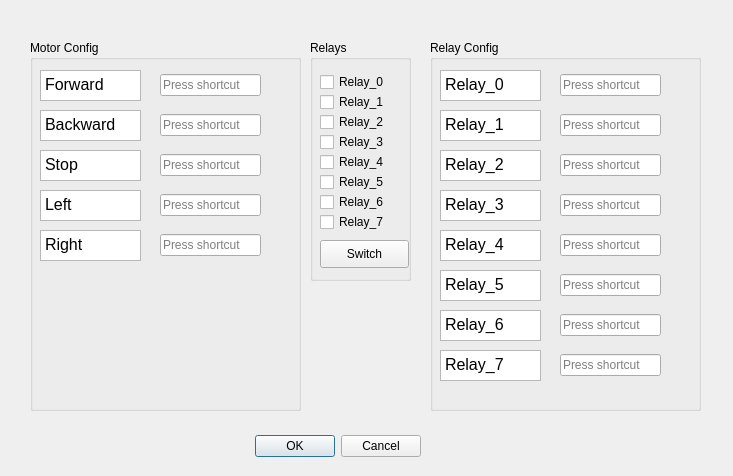
First picture: the form in ui/control_config.ui, repository jruelli/pluto_control, before the edit.
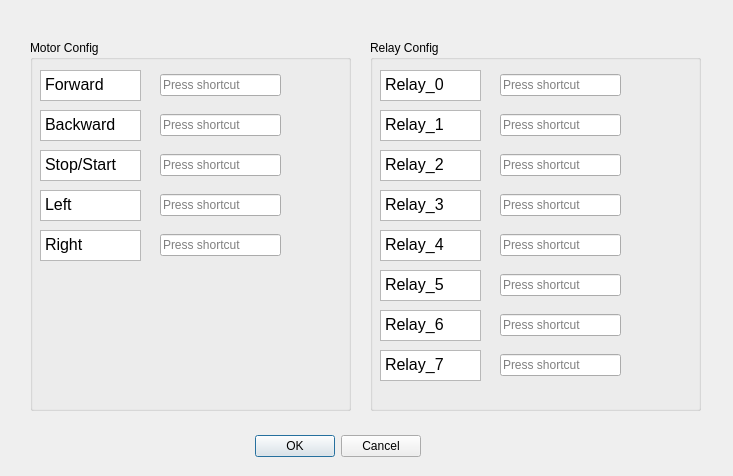
Second picture: the form after the edit.

Commit message: load & save keys for movement keys and relays

```diff
--- a/ui/control_config.ui
+++ b/ui/control_config.ui
@@ -34,7 +34,7 @@
     <rect>
      <x>30</x>
      <y>40</y>
-     <width>271</width>
+     <width>321</width>
      <height>371</height>
     </rect>
    </property>
@@ -66,7 +66,7 @@
      <rect>
       <x>130</x>
       <y>70</y>
-      <width>101</width>
+      <width>121</width>
       <height>31</height>
      </rect>
     </property>
@@ -116,7 +116,7 @@
      <rect>
       <x>130</x>
       <y>150</y>
-      <width>101</width>
+      <width>121</width>
       <height>31</height>
      </rect>
     </property>
@@ -126,7 +126,7 @@
      <rect>
       <x>130</x>
       <y>190</y>
-      <width>101</width>
+      <width>121</width>
       <height>31</height>
      </rect>
     </property>
@@ -156,7 +156,7 @@
      <rect>
       <x>130</x>
       <y>30</y>
-      <width>101</width>
+      <width>121</width>
       <height>31</height>
      </rect>
     </property>
@@ -166,7 +166,7 @@
      <rect>
       <x>130</x>
       <y>110</y>
-      <width>101</width>
+      <width>121</width>
       <height>31</height>
      </rect>
     </property>
@@ -188,146 +188,16 @@
 &lt;html&gt;&lt;head&gt;&lt;meta name=&quot;qrichtext&quot; content=&quot;1&quot; /&gt;&lt;style type=&quot;text/css&quot;&gt;
 p, li { white-space: pre-wrap; }
 &lt;/style&gt;&lt;/head&gt;&lt;body style=&quot; font-family:'MS Shell Dlg 2'; font-size:12pt; font-weight:400; font-style:normal;&quot;&gt;
-&lt;p style=&quot; margin-top:0px; margin-bottom:0px; margin-left:0px; margin-right:0px; -qt-block-indent:0; text-indent:0px;&quot;&gt;Stop&lt;/p&gt;&lt;/body&gt;&lt;/html&gt;</string>
-    </property>
-   </widget>
-  </widget>
-  <widget class="QGroupBox" name="groupBox_relays_3">
-   <property name="geometry">
-    <rect>
-     <x>310</x>
-     <y>40</y>
-     <width>101</width>
-     <height>241</height>
-    </rect>
-   </property>
-   <property name="title">
-    <string>Relays</string>
-   </property>
-   <widget class="QPushButton" name="pb_relays_3">
-    <property name="geometry">
-     <rect>
-      <x>10</x>
-      <y>200</y>
-      <width>89</width>
-      <height>28</height>
-     </rect>
-    </property>
-    <property name="text">
-     <string>Switch</string>
-    </property>
-   </widget>
-   <widget class="QCheckBox" name="bt_relay_16">
-    <property name="geometry">
-     <rect>
-      <x>10</x>
-      <y>30</y>
-      <width>104</width>
-      <height>24</height>
-     </rect>
-    </property>
-    <property name="text">
-     <string>Relay_0</string>
-    </property>
-   </widget>
-   <widget class="QCheckBox" name="bt_relay_17">
-    <property name="geometry">
-     <rect>
-      <x>10</x>
-      <y>50</y>
-      <width>104</width>
-      <height>24</height>
-     </rect>
-    </property>
-    <property name="text">
-     <string>Relay_1</string>
-    </property>
-   </widget>
-   <widget class="QCheckBox" name="bt_relay_18">
-    <property name="geometry">
-     <rect>
-      <x>10</x>
-      <y>90</y>
-      <width>104</width>
-      <height>24</height>
-     </rect>
-    </property>
-    <property name="text">
-     <string>Relay_3</string>
-    </property>
-   </widget>
-   <widget class="QCheckBox" name="bt_relay_19">
-    <property name="geometry">
-     <rect>
-      <x>10</x>
-      <y>70</y>
-      <width>104</width>
-      <height>24</height>
-     </rect>
-    </property>
-    <property name="text">
-     <string>Relay_2</string>
-    </property>
-   </widget>
-   <widget class="QCheckBox" name="bt_relay_20">
-    <property name="geometry">
-     <rect>
-      <x>10</x>
-      <y>170</y>
-      <width>104</width>
-      <height>24</height>
-     </rect>
-    </property>
-    <property name="text">
-     <string>Relay_7</string>
-    </property>
-   </widget>
-   <widget class="QCheckBox" name="bt_relay_21">
-    <property name="geometry">
-     <rect>
-      <x>10</x>
-      <y>130</y>
-      <width>104</width>
-      <height>24</height>
-     </rect>
-    </property>
-    <property name="text">
-     <string>Relay_5</string>
-    </property>
-   </widget>
-   <widget class="QCheckBox" name="bt_relay_22">
-    <property name="geometry">
-     <rect>
-      <x>10</x>
-      <y>150</y>
-      <width>104</width>
-      <height>24</height>
-     </rect>
-    </property>
-    <property name="text">
-     <string>Relay_6</string>
-    </property>
-   </widget>
-   <widget class="QCheckBox" name="bt_relay_23">
-    <property name="geometry">
-     <rect>
-      <x>10</x>
-      <y>110</y>
-      <width>104</width>
-      <height>24</height>
-     </rect>
-    </property>
-    <property name="text">
-     <string>Relay_4</string>
+&lt;p style=&quot; margin-top:0px; margin-bottom:0px; margin-left:0px; margin-right:0px; -qt-block-indent:0; text-indent:0px;&quot;&gt;Stop/Start&lt;/p&gt;&lt;/body&gt;&lt;/html&gt;</string>
     </property>
    </widget>
   </widget>
   <widget class="QGroupBox" name="groupBox_18">
    <property name="geometry">
     <rect>
-     <x>430</x>
+     <x>370</x>
      <y>40</y>
-     <width>271</width>
+     <width>331</width>
      <height>371</height>
     </rect>
    </property>
@@ -359,7 +229,7 @@
      <rect>
       <x>130</x>
       <y>70</y>
-      <width>101</width>
+      <width>121</width>
       <height>31</height>
      </rect>
     </property>
@@ -409,7 +279,7 @@
      <rect>
       <x>130</x>
       <y>150</y>
-      <width>101</width>
+      <width>121</width>
       <height>31</height>
      </rect>
     </property>
@@ -419,7 +289,7 @@
      <rect>
       <x>130</x>
       <y>190</y>
-      <width>101</width>
+      <width>121</width>
       <height>31</height>
      </rect>
     </property>
@@ -449,7 +319,7 @@
      <rect>
       <x>130</x>
       <y>30</y>
-      <width>101</width>
+      <width>121</width>
       <height>31</height>
      </rect>
     </property>
@@ -459,7 +329,7 @@
      <rect>
       <x>130</x>
       <y>110</y>
-      <width>101</width>
+      <width>121</width>
       <height>31</height>
      </rect>
     </property>
@@ -509,7 +379,7 @@
      <rect>
       <x>130</x>
       <y>230</y>
-      <width>101</width>
+      <width>121</width>
       <height>31</height>
      </rect>
     </property>
@@ -559,7 +429,7 @@
      <rect>
       <x>130</x>
       <y>310</y>
-      <width>101</width>
+      <width>121</width>
       <height>31</height>
      </rect>
     </property>
@@ -569,7 +439,7 @@
      <rect>
       <x>130</x>
       <y>270</y>
-      <width>101</width>
+      <width>121</width>
       <height>31</height>
      </rect>
     </property>
```
Left out of the diff: 36 changed lines with no effect on the pictures. The commit also changes 2 other files.
